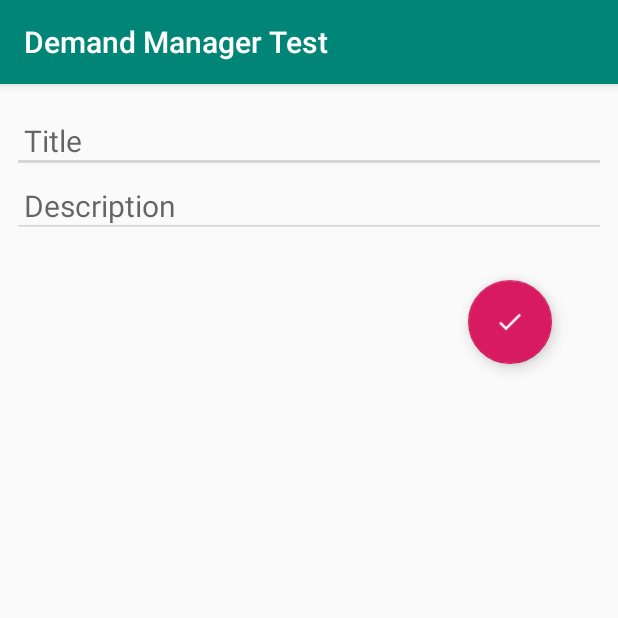
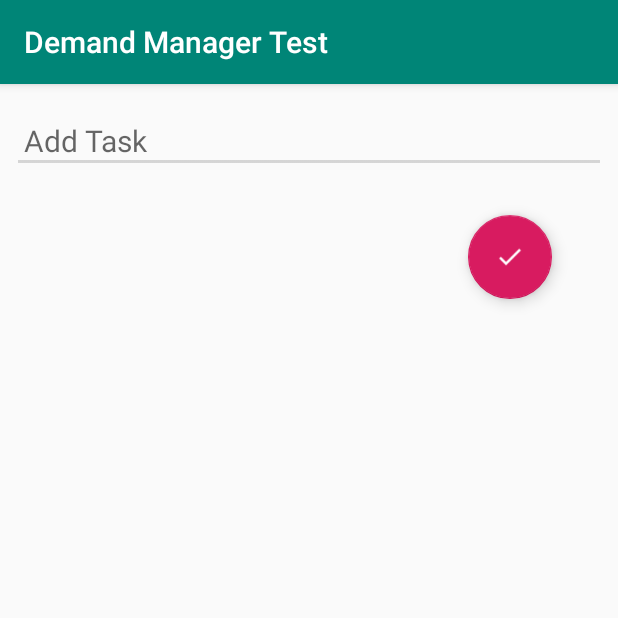
Before and after one commit to vaishnavi-vijendrachar/To-Do, an Android app: the screen it shows after launch (AddActivity), after a tap on an icon or button, on a phone screen of 412 x 824 dp, the top half of it. Run offline under Robolectric (Android 15) with nearby library versions, the phone set to English and light mode, and no system bars; our stand-ins replace Room's generated code.

```diff
--- a/app/src/main/res/layout/add_layout.xml
+++ b/app/src/main/res/layout/add_layout.xml
@@ -10,7 +10,7 @@
     <EditText android:layout_width="0dp" android:layout_height="wrap_content"
               android:textSize="20dp"
               android:padding="8dp"
-              android:hint="Title"
+              android:hint="Add Task"
               android:backgroundTint="#cccc"
               android:id="@+id/title_text"
               app:layout_constraintTop_toTopOf="parent" app:layout_constraintStart_toStartOf="parent"
@@ -20,6 +20,7 @@
               android:hint="Description"
               android:backgroundTint="#cccc"
               android:padding="8dp"
+              android:visibility="gone"
               android:id="@+id/desc" app:layout_constraintStart_toStartOf="parent"
               app:layout_constraintTop_toBottomOf="@+id/title_text"/>
     <android.support.design.widget.FloatingActionButton
--- a/app/src/main/res/layout/list_item.xml
+++ b/app/src/main/res/layout/list_item.xml
@@ -27,6 +27,7 @@
                 android:text="Description"
                 android:textSize="15dp"
                 android:padding="8dp"
+                android:visibility="gone"
                 android:layout_gravity="center"
                 android:layout_width="match_parent"
                 android:layout_height="wrap_content" android:id="@+id/desc"/>
--- a/app/src/main/res/menu/menu_main.xml
+++ b/app/src/main/res/menu/menu_main.xml
@@ -2,10 +2,7 @@
       xmlns:app="http://schemas.android.com/apk/res-auto"
       xmlns:tools="http://schemas.android.com/tools"
       tools:context="com.test.vaishnavi.demandmanagertest.main.MainActivity">
-    <item android:id="@+id/action_settings"
-          android:title="@string/action_settings"
-          android:orderInCategory="100"
-          app:showAsAction="never"/>
+
     <item
             android:id="@+id/action_edit"
             android:enabled="true"
```
Also changed, not shown: app/src/main/java/com/test/vaishnavi/demandmanagertest/main/MainActivity.kt (+1 -2 lines), app/src/main/java/com/test/vaishnavi/demandmanagertest/main/MainAdapter.kt (+3 -14 lines).
